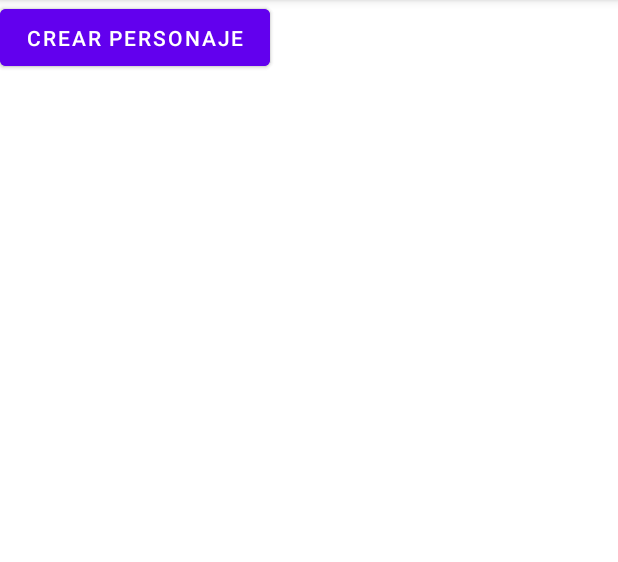
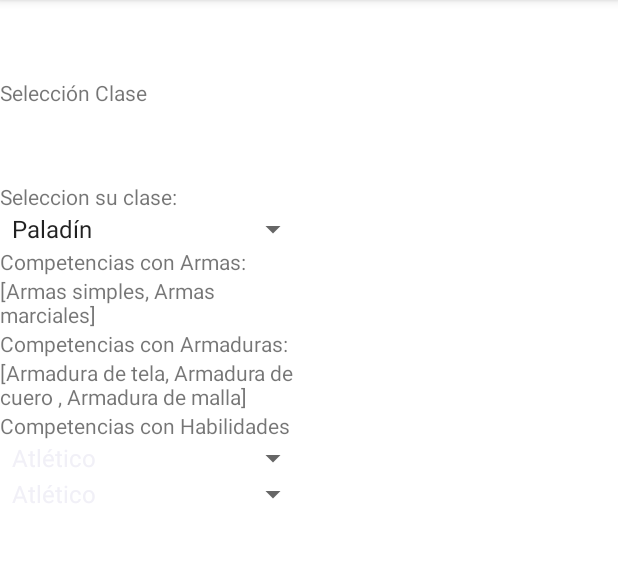
Before and after one commit to frankys99/TrabajoCM, an Android app: the screen it shows after launch (MainActivity), on a phone screen of 412 x 824 dp, the part 84-646 px from its top. Run offline under Robolectric (Android 15) with nearby library versions, the phone set to English and light mode, and no system bars.

Commit message:
Implementacion pantalla selecccion de clase

```diff
--- a/app/src/main/AndroidManifest.xml
+++ b/app/src/main/AndroidManifest.xml
@@ -2,6 +2,7 @@
 <manifest xmlns:android="http://schemas.android.com/apk/res/android"
     package="com.example.trabajocm">
 
+    <uses-permission android:name="android.permission.INTERNET"/>
     <application
         android:allowBackup="true"
         android:icon="@mipmap/ic_launcher"
@@ -9,8 +10,6 @@
         android:roundIcon="@mipmap/ic_launcher_round"
         android:supportsRtl="true"
         android:theme="@style/Theme.TrabajoCM">
-        <activity android:name=".MisPersonajes"></activity>
-        <activity android:name=".Clase" />
         <activity android:name=".MainActivity">
             <intent-filter>
                 <action android:name="android.intent.action.MAIN" />
--- a/app/src/main/java/com/example/trabajocm/Clase.java
+++ b/app/src/main/java/com/example/trabajocm/Clase.java
@@ -1,14 +1,77 @@
 package com.example.trabajocm;
 
-import androidx.appcompat.app.AppCompatActivity;
+import java.util.ArrayList;
+import java.util.Arrays;
+import java.util.HashMap;
+import java.util.List;
 
-import android.os.Bundle;
+public class Clase {
 
-public class Clase extends AppCompatActivity {
+    //Atributos
+    public String nombre;
+    public String doc_info;
+    public HashMap<String, List<String>> proficiencias;
+    public List<String>equipo;
+    public Double dinero;
+
+    //Constructor
+    public Clase (String nombre, String doc,  HashMap<String, List<String>>profi, List<String>equipo, Double dinero){
+        this.nombre = nombre;
+        this.doc_info = doc;
+        this.proficiencias = profi;
+        this.equipo = equipo;
+        this.dinero = dinero;
+    }
+
+    //Getters and Setters
+    public String getNombre() {
+        return nombre;
+    }
+
+    public void setNombre(String nombre) {
+        this.nombre = nombre;
+    }
+
+    public String getDoc_info() {
+        return doc_info;
+    }
+
+    public void setDoc_info(String doc_info) {
+        this.doc_info = doc_info;
+    }
+
+    public HashMap<String, List<String>> getProficiencias() {
+        return proficiencias;
+    }
+
+    public void setProficiencias(HashMap<String, List<String>> proficiencias) {
+        this.proficiencias = proficiencias;
+    }
+
+    public List<String> getEquipo() {
+        return equipo;
+    }
+
+    public void setEquipo(List<String> equipo) {
+        this.equipo = equipo;
+    }
+
+    public Double getDinero() {
+        return dinero;
+    }
+
+    public void setDinero(Double dinero) {
+        this.dinero = dinero;
+    }
 
     @Override
-    protected void onCreate(Bundle savedInstanceState) {
-        super.onCreate(savedInstanceState);
-        setContentView(R.layout.activity_clase);
+    public String toString() {
+        return "Clase{" +
+                "nombre='" + nombre + '\'' +
+                ", doc_info='" + doc_info + '\'' +
+                ", proficiencias=" + proficiencias +
+                ", equipo=" + equipo +
+                ", dinero=" + dinero +
+                '}';
     }
 }
--- a/app/src/main/java/com/example/trabajocm/MainActivity.java
+++ b/app/src/main/java/com/example/trabajocm/MainActivity.java
@@ -5,31 +5,126 @@ import androidx.appcompat.app.AppCompatActivity;
 import android.content.Intent;
 import android.os.Bundle;
 import android.view.View;
+import android.widget.AdapterView;
+import android.widget.ArrayAdapter;
 import android.widget.Button;
+import android.widget.Spinner;
+import android.widget.TextView;
+import android.widget.Toast;
+
+import java.util.ArrayList;
+import java.util.Arrays;
+import java.util.HashMap;
+import java.util.List;
 
 public class MainActivity extends AppCompatActivity {
-    Button botonCrear;
-    Button botonMisPersonajes;
+    private Spinner clases_spiner;
+    private Spinner comp_hab_1;
+    private Spinner comp_hab_2;
+
+    private TextView info_clase;
+    private TextView comp_armas;
+    private TextView comp_armaduras;
+
+    public List<Clase> ls_clases = new ArrayList<>();
+    public Clase clase_Seleccionada;
+
     @Override
     protected void onCreate(Bundle savedInstanceState) {
         super.onCreate(savedInstanceState);
-        setContentView(R.layout.activity_main);
-        botonCrear =findViewById(R.id.buttonCrear);
-        botonCrear.setOnClickListener(new View.OnClickListener() {
+        setContentView(R.layout.creacion_pj_clase);
+        cargarClases();
+
+        //Declarar TextView
+        info_clase = (TextView)findViewById(R.id.info_clase);
+        comp_armas = (TextView)findViewById(R.id.text_comp_armas);
+        comp_armaduras = (TextView)findViewById(R.id.text_comp_armaduras);
+        //Declarar Spinners
+        clases_spiner = (Spinner)findViewById(R.id.clases_spinner);
+        comp_hab_1 = (Spinner)findViewById(R.id.spinner_comp_hab_1);
+        comp_hab_2 = (Spinner)findViewById(R.id.spinner_comp_hab_2);
+
+
+        //Spinner de selec clases
+        String[] opciones_spinner_clases = new String[ls_clases.size()];
+        for(int i = 0; i < ls_clases.size(); i++){
+            opciones_spinner_clases[i] = ls_clases.get(i).nombre;
+        };
+        ArrayAdapter<String> adapter = new ArrayAdapter<String>(this, android.R.layout.simple_spinner_item,opciones_spinner_clases);
+        clases_spiner.setAdapter(adapter);
+
+        //Set clase_spinner method
+        clases_spiner.setOnItemSelectedListener(new AdapterView.OnItemSelectedListener() {
             @Override
-            public void onClick(View v) {
-                Intent intent = new Intent(MainActivity.this, Clase.class);
-                startActivity(intent);
+            public void onItemSelected(AdapterView<?> parent, View view, int position, long id) {
+                for(Clase cl : ls_clases){
+                    if(cl.nombre == clases_spiner.getSelectedItem().toString()){
+                        clase_Seleccionada = cl;
+                    }
+                }
+                comp_armas.setText(clase_Seleccionada.proficiencias.get("Armas").toString());
+                comp_armaduras.setText(clase_Seleccionada.proficiencias.get("Armaduras").toString());
+
+                //Spinner de habilidades
+
+                List<String>ls_habilidades = clase_Seleccionada.proficiencias.get("Habilidades");
+                String[] opciones_hab_spinner = new String[ls_habilidades.size()];
+                ls_habilidades.toArray(opciones_hab_spinner);
+
+                ArrayAdapter<String>adapter2 = new ArrayAdapter<String>(getApplicationContext(), android.R.layout.simple_spinner_item,opciones_hab_spinner);
+                comp_hab_1.setAdapter(adapter2);
+                //TODO Elminar var seleccionada
+                ArrayAdapter<String>adapter3 = new ArrayAdapter<String>(getApplicationContext(), android.R.layout.simple_spinner_item,opciones_hab_spinner);
+                comp_hab_2.setAdapter(adapter3);
+                //TODO Elminar var seleccionada
+
+            }
+
+            @Override
+            public void onNothingSelected(AdapterView<?> parent) {
+
             }
         });
 
-        botonMisPersonajes =findViewById(R.id.buttonAlmacenPersonajes);
-        botonMisPersonajes.setOnClickListener(new View.OnClickListener() {
-            @Override
-            public void onClick(View v) {
-                Intent intent = new Intent(MainActivity.this, MisPersonajes.class);
-                startActivity(intent);
-            }
-        });
+
+        //Spinners competencias
+        //Va segun escoge la clase T.T
+
+    }
+
+    public void cargarClases(){
+
+        List<Clase> res = new ArrayList<>();
+
+        //Paladin
+
+        //--Ls proficiencias
+        HashMap<String, List<String>> pala_profi = new HashMap<>();
+        pala_profi.put("Armaduras", Arrays.asList("Armadura de tela","Armadura de cuero ","Armadura de malla"));
+        pala_profi.put("Armas",Arrays.asList("Armas simples","Armas marciales"));
+        pala_profi.put("Herramientas", new ArrayList<>());
+        pala_profi.put("Salvaciones",Arrays.asList("Carisma","Sabiduria"));
+        //Se tendría que seleccionar solo dos...
+        pala_profi.put("Habilidades",Arrays.asList("Atlético","Médico","Religioso"));
+        //--Ls equipamiento
+        List<String> pala_equipo = Arrays.asList("Maza de una mano","Escudo","Pack de sacerdote","Simbolo sagrado","Armadura pesada");
+
+        res.add(new Clase("Paladín","./Definir",pala_profi,pala_equipo,100.00));
+
+        //Brujo
+        //--ls proficiencias
+        HashMap<String, List<String>> brujo_profi = new HashMap<>();
+        brujo_profi.put("Armaduras",Arrays.asList("Armadura ligera"));
+        brujo_profi.put("Armas",Arrays.asList("Armas simples"));
+        brujo_profi.put("Herramientas",new ArrayList<>());
+        brujo_profi.put("Salvaciones",Arrays.asList("Sabiduría","Carisma"));
+        brujo_profi.put("Habilidades",Arrays.asList("Intimidador","Investigador","Maldiciones"));
+        //--ls equipamiento
+        List<String>brujo_equipo = Arrays.asList("Baston","Paquete de erudito","Enfoque maldito","Armadura de tela");
+
+        res.add(new Clase("Brujo","./Definir",brujo_profi,brujo_equipo,120.00));
+
+        //return res;
+        ls_clases = res;
     }
 }
--- a/app/src/main/res/layout/activity_main.xml
+++ /dev/null
@@ -1,35 +0,0 @@
-<?xml version="1.0" encoding="utf-8"?>
-<androidx.constraintlayout.widget.ConstraintLayout xmlns:android="http://schemas.android.com/apk/res/android"
-    xmlns:app="http://schemas.android.com/apk/res-auto"
-    xmlns:tools="http://schemas.android.com/tools"
-    android:layout_width="match_parent"
-    android:layout_height="match_parent"
-    tools:context=".MainActivity">
-
-    <Button
-        android:id="@+id/buttonAlmacenPersonajes"
-        android:layout_width="180dp"
-        android:layout_height="50dp"
-        android:text="Mis Personajes"
-        tools:layout_editor_absoluteX="116dp"
-        tools:layout_editor_absoluteY="373dp"
-        tools:ignore="HardcodedText,MissingConstraints" />
-
-    <Button
-        android:id="@+id/buttonCrear"
-        android:layout_width="180dp"
-        android:layout_height="50dp"
-        android:text="@string/crear_personaje"
-        tools:layout_editor_absoluteX="116dp"
-        tools:layout_editor_absoluteY="292dp"
-        tools:ignore="MissingConstraints" />
-
-    <ImageView
-        android:id="@+id/imageView2"
-        android:layout_width="280dp"
-        android:layout_height="263dp"
-        tools:layout_editor_absoluteX="65dp"
-        tools:layout_editor_absoluteY="16dp"
-        tools:srcCompat="@drawable/logo" />
-
-</androidx.constraintlayout.widget.ConstraintLayout>
--- a/app/src/main/res/layout/creacion_pj_1.xml
+++ b/app/src/main/res/layout/creacion_pj_1.xml
@@ -10,6 +10,10 @@
         android:layout_width="match_parent"
         android:layout_height="match_parent"
         android:orientation="vertical">
+
+        <Space
+            android:layout_width="match_parent"
+            android:layout_height="50dp" />
 
         <TextView
             android:id="@+id/titulo_pantalla_3"
--- /dev/null
+++ b/app/src/main/res/layout/creacion_pj_clase.xml
@@ -0,0 +1,93 @@
+<?xml version="1.0" encoding="utf-8"?>
+<androidx.constraintlayout.widget.ConstraintLayout
+    xmlns:android="http://schemas.android.com/apk/res/android" android:layout_width="match_parent"
+    android:layout_height="match_parent">
+
+    <LinearLayout
+        android:layout_width="match_parent"
+        android:layout_height="match_parent"
+        android:orientation="vertical">
+
+        <Space
+            android:layout_width="match_parent"
+            android:layout_height="52dp" />
+
+        <TextView
+            android:id="@+id/titulo_pantalla"
+            android:layout_width="match_parent"
+            android:layout_height="wrap_content"
+            android:text="Selección Clase" />
+
+        <Space
+            android:layout_width="match_parent"
+            android:layout_height="50dp" />
+
+        <LinearLayout
+            android:layout_width="match_parent"
+            android:layout_height="match_parent"
+            android:orientation="horizontal">
+
+            <LinearLayout
+                android:layout_width="match_parent"
+                android:layout_height="match_parent"
+                android:layout_weight="1"
+                android:orientation="vertical">
+
+                <TextView
+                    android:id="@+id/text_spinner_clase"
+                    android:layout_width="match_parent"
+                    android:layout_height="wrap_content"
+                    android:text="Seleccion su clase:" />
+
+                <Spinner
+                    android:id="@+id/clases_spinner"
+                    android:layout_width="match_parent"
+                    android:layout_height="wrap_content" />
+
+                <TextView
+                    android:id="@+id/comp_armas"
+                    android:layout_width="match_parent"
+                    android:layout_height="wrap_content"
+                    android:text="Competencias con Armas:" />
+
+                <TextView
+                    android:id="@+id/text_comp_armas"
+                    android:layout_width="match_parent"
+                    android:layout_height="wrap_content" />
+
+                <TextView
+                    android:id="@+id/comp_armaduras"
+                    android:layout_width="match_parent"
+                    android:layout_height="wrap_content"
+                    android:text="Competencias con Armaduras:" />
+
+                <TextView
+                    android:id="@+id/text_comp_armaduras"
+                    android:layout_width="match_parent"
+                    android:layout_height="wrap_content" />
+
+                <TextView
+                    android:id="@+id/text_comp_hab_spinner"
+                    android:layout_width="match_parent"
+                    android:layout_height="wrap_content"
+                    android:text="Competencias con Habilidades" />
+
+                <Spinner
+                    android:id="@+id/spinner_comp_hab_1"
+                    android:layout_width="match_parent"
+                    android:layout_height="wrap_content" />
+
+                <Spinner
+                    android:id="@+id/spinner_comp_hab_2"
+                    android:layout_width="match_parent"
+                    android:layout_height="wrap_content" />
+            </LinearLayout>
+
+            <TextView
+                android:id="@+id/info_clase"
+                android:layout_width="match_parent"
+                android:layout_height="match_parent"
+                android:layout_weight="1" />
+        </LinearLayout>
+    </LinearLayout>
+</androidx.constraintlayout.widget.ConstraintLayout>
```
Also changed, not shown: app/src/main/java/com/example/trabajocm/MisPersonajes.java (deleted, +0 -14 lines), app/src/main/java/com/example/trabajocm/SeleccionClase.java (added, +74 -0 lines), app/src/main/res/layout/activity_clase.xml (deleted, +0 -9 lines), app/src/main/res/layout/activity_mis_personajes.xml (deleted, +0 -16 lines), app/src/main/res/drawable-v24/logo.png (deleted), app/src/main/res/logo_inicio/Photo_1617124236285.png (deleted).
